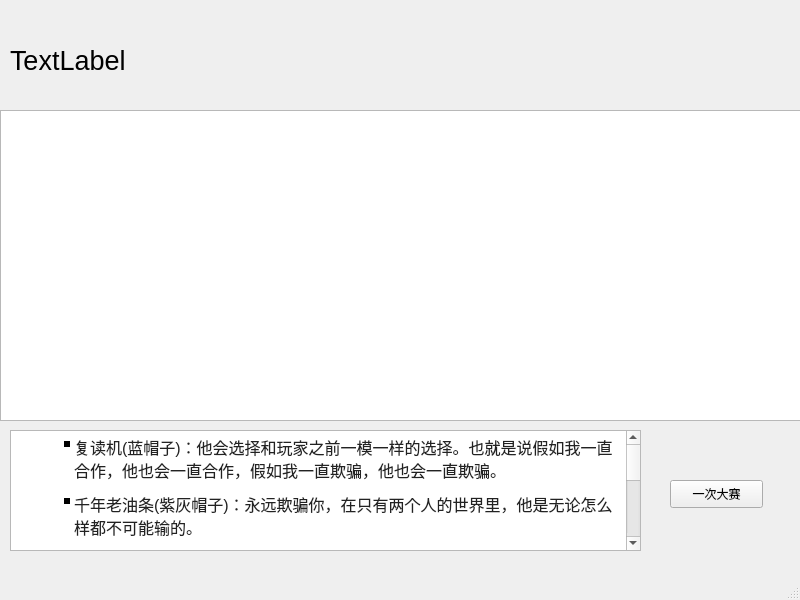
Before: the Qt Designer form showscore.ui in mqqqqj/C-Course-Design, drawn with Qt 5.
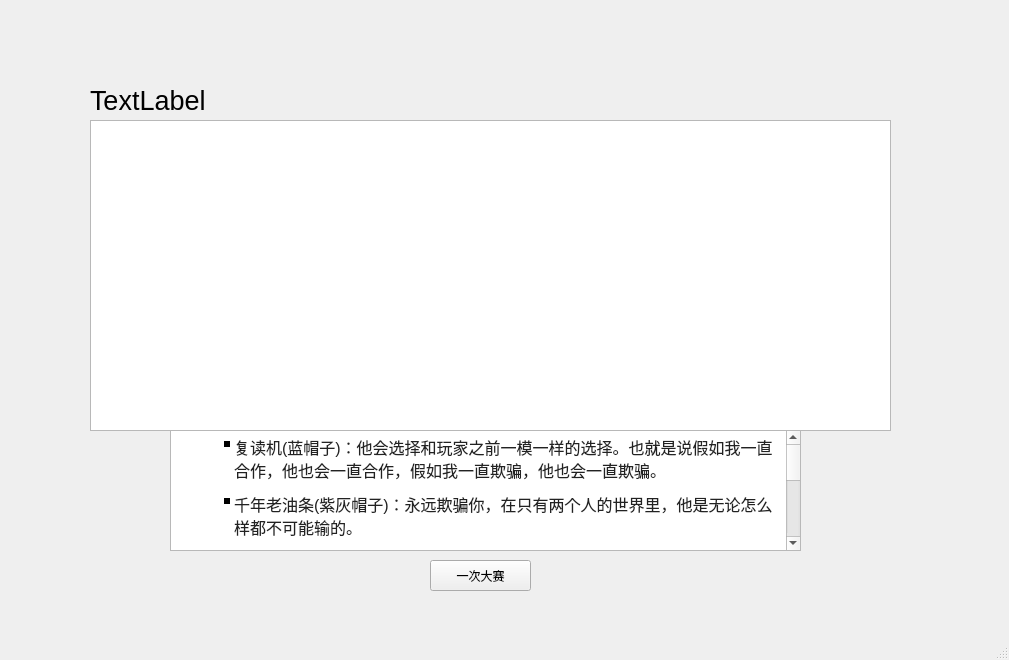
After: the same form once the commit is applied. Icons and pictures are not drawn.

The edit to the form file:
```diff
--- a/showscore.ui
+++ b/showscore.ui
@@ -6,8 +6,8 @@
    <rect>
     <x>0</x>
     <y>0</y>
-    <width>800</width>
-    <height>600</height>
+    <width>1009</width>
+    <height>660</height>
    </rect>
   </property>
   <property name="windowTitle">
@@ -17,8 +17,8 @@
    <widget class="QLabel" name="myscore">
     <property name="geometry">
      <rect>
-      <x>10</x>
-      <y>0</y>
+      <x>90</x>
+      <y>40</y>
       <width>791</width>
       <height>121</height>
      </rect>
@@ -30,8 +30,8 @@
    <widget class="QTextBrowser" name="textBrowser">
     <property name="geometry">
      <rect>
-      <x>0</x>
-      <y>110</y>
+      <x>90</x>
+      <y>120</y>
       <width>801</width>
       <height>311</height>
      </rect>
@@ -47,7 +47,7 @@
    <widget class="QTextBrowser" name="textBrowser_2">
     <property name="geometry">
      <rect>
-      <x>10</x>
+      <x>170</x>
       <y>430</y>
       <width>631</width>
       <height>121</height>
@@ -68,10 +68,10 @@
    <widget class="QPushButton" name="pushButton">
     <property name="geometry">
      <rect>
-      <x>670</x>
-      <y>480</y>
-      <width>93</width>
-      <height>28</height>
+      <x>430</x>
+      <y>560</y>
+      <width>101</width>
+      <height>31</height>
      </rect>
     </property>
     <property name="text">
```
Left out of the diff: 2 changed lines with no effect on the pictures.
